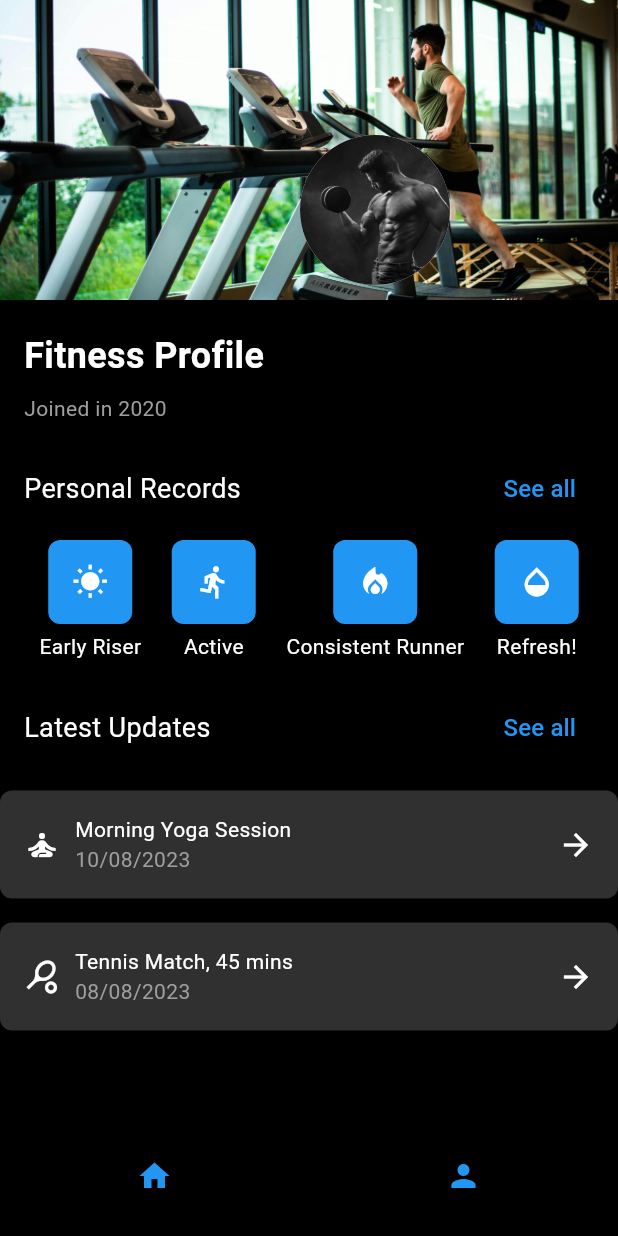
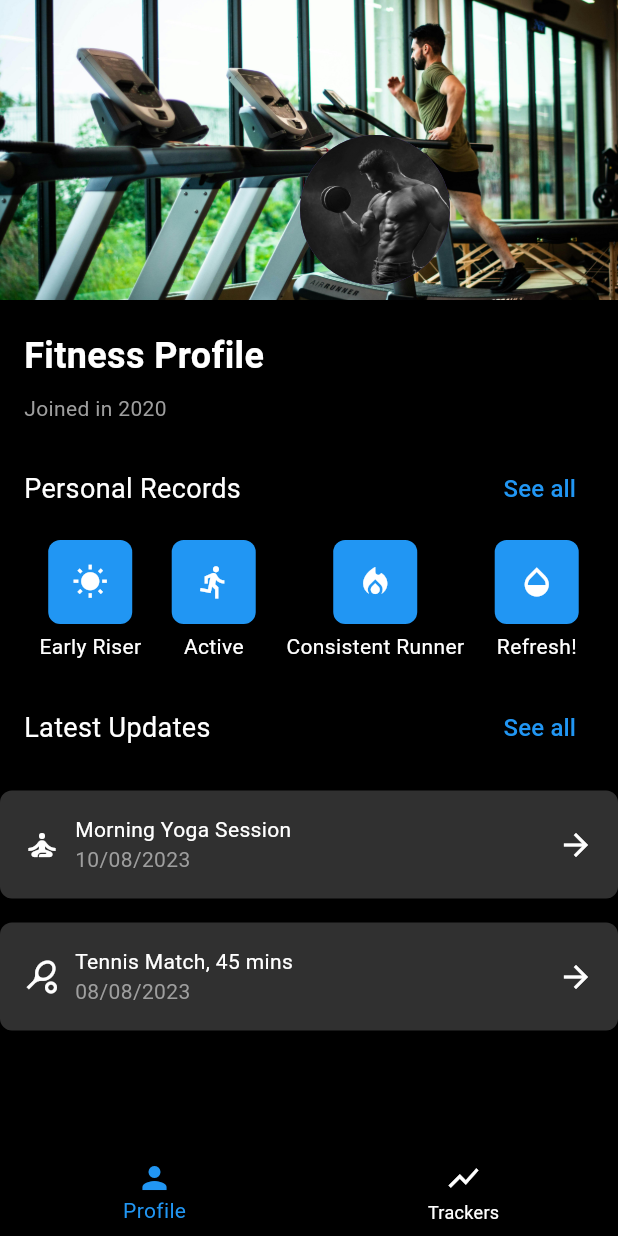
Before and after one commit to MedAmineMahid/flutter_app, a Flutter app: the screen it shows after launch, after a tap on "Join", on a phone screen of 412 x 824 dp. Run offline on Flutter 3.47's test engine with Material 3 defaults, Android fonts, the phone set to English and light mode, and no system bars.

```diff
--- a/lib/main.dart
+++ b/lib/main.dart
@@ -1,22 +1,19 @@
 import 'package:flutter/material.dart';
+import 'package:flutter_tested/login.dart';
 import 'profilePage.dart';
-import 'trackerPage.dart';
-import 'login.dart';
-import 'settingsPage.dart';
 
 void main() {
-  runApp(MyApp());
+  runApp(WellTrackApp());
 }
 
-class MyApp extends StatelessWidget {
+class WellTrackApp extends StatelessWidget {
   @override
   Widget build(BuildContext context) {
     return MaterialApp(
-
-      //home: ProfilePage(),
+      theme: ThemeData.dark().copyWith(
+        scaffoldBackgroundColor: Colors.black,
+        primaryColor: Colors.blue,
+      ),
       home: LoginPage(),
-      //home: TrackerPage(),
-      debugShowCheckedModeBanner: false,
     );
-  }
-}
+  }}
--- a/lib/profilePage.dart
+++ b/lib/profilePage.dart
@@ -1,9 +1,10 @@
 import 'package:flutter/material.dart';
+import 'trackerPage.dart';
 
 class ProfilePage extends StatelessWidget {
   @override
   Widget build(BuildContext context) {
- return Scaffold(
+    return Scaffold(
       backgroundColor: Colors.black,
       body: SafeArea(
         child: SingleChildScrollView(
@@ -130,19 +131,29 @@ class ProfilePage extends StatelessWidget {
             ],
           ),
         ),
-      ),
-      bottomNavigationBar: BottomNavigationBar(
-        backgroundColor: Colors.black,
+      ),  bottomNavigationBar: BottomNavigationBar(
         items: const <BottomNavigationBarItem>[
           BottomNavigationBarItem(
-            icon: Icon(Icons.home, color: Colors.blue),
-            label: '',
+            icon: Icon(Icons.person),
+            label: 'Profile',
           ),
           BottomNavigationBarItem(
-            icon: Icon(Icons.person, color: Colors.blue),
-            label: '',
+            icon: Icon(Icons.show_chart),
+            label: 'Trackers',
           ),
         ],
+        currentIndex: 0,
+        selectedItemColor: Colors.blue,
+        unselectedItemColor: Colors.white,
+        backgroundColor: Colors.black,
+        onTap: (index) {
+          if (index == 1) {
+            Navigator.pushReplacement(
+              context,
+              MaterialPageRoute(builder: (context) => TrackerPageContent()),
+            );
+          }
+        },
       ),
     );
   }
@@ -214,5 +225,4 @@ class UpdateWidget extends StatelessWidget {
         ],
       ),
     );
-  }
-}
+  }}
--- a/lib/settingsPage.dart
+++ b/lib/settingsPage.dart
@@ -94,9 +94,9 @@ class SettingsSwitch extends StatelessWidget {
         title,
         style: TextStyle(color: Colors.white),
       ),
-      value: true, // Replace with actual switch state management logic
+      value: true,
       onChanged: (bool value) {
-        // Implement logic to change switch state
+
       },
       activeColor: Colors.blue,
       inactiveThumbColor: Colors.grey,
@@ -155,7 +155,6 @@ class SettingsButton extends StatelessWidget {
       ),
       trailing: ElevatedButton(
         onPressed: () {
-          // Implement button press logic
         },
         style: ElevatedButton.styleFrom(
           backgroundColor: buttonColor,
```
Also changed, not shown: lib/trackerPage.dart (+14 -32 lines).
